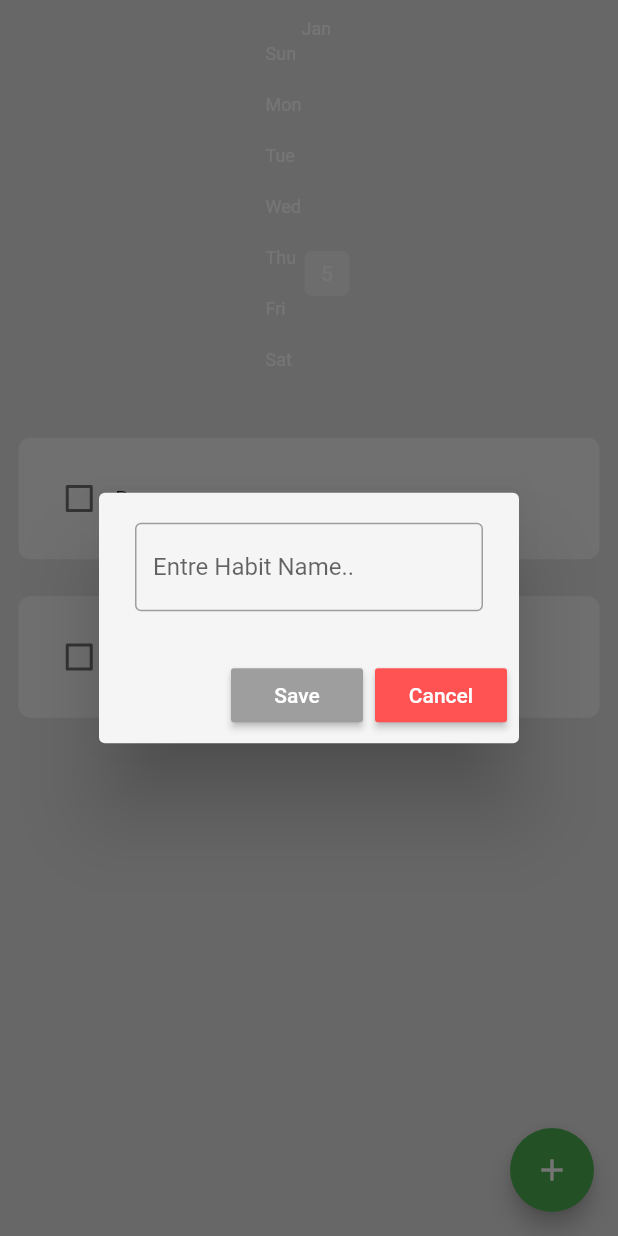
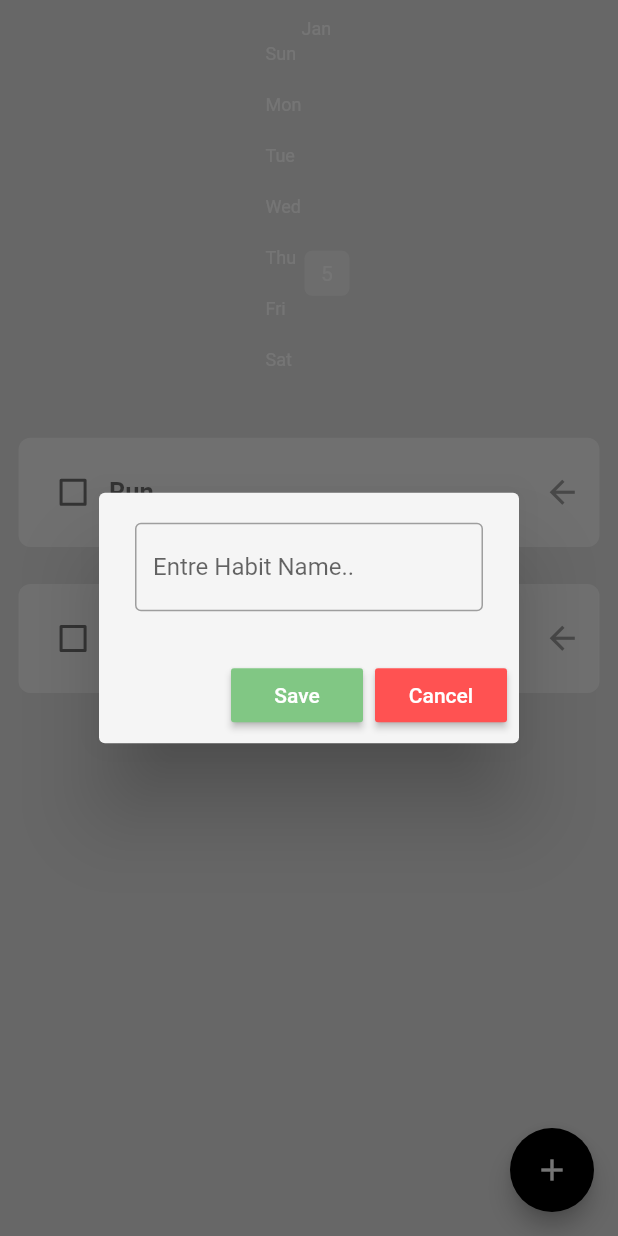
Before and after one commit to ErnestoMoraes/HabitTracker, a Flutter app: the screen it shows after launch, after a tap on the "add" icon, on a phone screen of 412 x 824 dp. Run offline on Flutter 3.47's test engine with Material 2 defaults, Android fonts, the light colour scheme and no system bars; drawn by our look-alikes of flutter_heatmap_calendar, flutter_slidable; our stand-ins replace hive_flutter; accounts and stored records are empty.

Commit message:
Estilização

```diff
--- a/lib/components/habit.tile.dart
+++ b/lib/components/habit.tile.dart
@@ -29,7 +29,7 @@ class HabitTile extends StatelessWidget {
             SlidableAction(
               onPressed: settingsTapped,
               backgroundColor: Colors.grey.shade800,
-              icon: Icons.settings,
+              icon: Icons.mode_edit_outlined,
               borderRadius: BorderRadius.circular(12),
             ),
 
@@ -43,17 +43,33 @@ class HabitTile extends StatelessWidget {
           ],
         ),
         child: Container(
-          padding: EdgeInsets.all(size.height * 0.02),
+          padding: EdgeInsets.all(size.height * 0.015),
           decoration: BoxDecoration(
-            color: Colors.grey[100],
+            color: habitCompleted
+                ? Color.fromARGB(150, 2, 179, 8)
+                : Colors.grey[100],
             borderRadius: BorderRadius.circular(8),
           ),
           child: Row(
+            mainAxisAlignment: MainAxisAlignment.spaceBetween,
             children: [
-              //chebox
-              Checkbox(value: habitCompleted, onChanged: onChange),
-              //habit name
-              Text(habitName)
+              Row(
+                children: [
+                  //chebox
+                  Checkbox(value: habitCompleted, onChanged: onChange),
+                  //habit name
+                  Text(
+                    habitName,
+                    style: TextStyle(
+                        fontWeight: FontWeight.bold,
+                        color: habitCompleted ? Colors.white : Colors.black54,
+                        fontSize: 17),
+                  )
+                ],
+              ),
+              Icon(Icons.arrow_back,
+                  size: 25,
+                  color: habitCompleted ? Colors.white70 : Colors.grey[500])
             ],
           ),
         ),
--- a/lib/components/my.alert.box.dart
+++ b/lib/components/my.alert.box.dart
@@ -30,7 +30,7 @@ class MyAlertBox extends StatelessWidget {
       actions: [
         MaterialButton(
           onPressed: onSave,
-          color: Colors.grey,
+          color: Colors.green[300],
           child: const Text(
             'Save',
             style: TextStyle(color: Colors.white),
--- a/lib/components/my.fab.dart
+++ b/lib/components/my.fab.dart
@@ -10,6 +10,7 @@ class MyFloatingActionButton extends StatelessWidget {
   Widget build(BuildContext context) {
     return FloatingActionButton(
       onPressed: onPressed,
+      backgroundColor: Colors.black,
       child: const Icon(Icons.add),
     );
   }
--- a/lib/pages/home.page.dart
+++ b/lib/pages/home.page.dart
@@ -118,7 +118,9 @@ class _HomePageState extends State<HomePage> {
       body: ListView(
         children: [
           MonthlySummary(
-              datasets: db.heatMapDataSet, startDate: _myBox.get("START_DATE")),
+            datasets: db.heatMapDataSet,
+            startDate: _myBox.get("START_DATE"),
+          ),
           ListView.builder(
             shrinkWrap: true,
             physics: const NeverScrollableScrollPhysics(),
```
